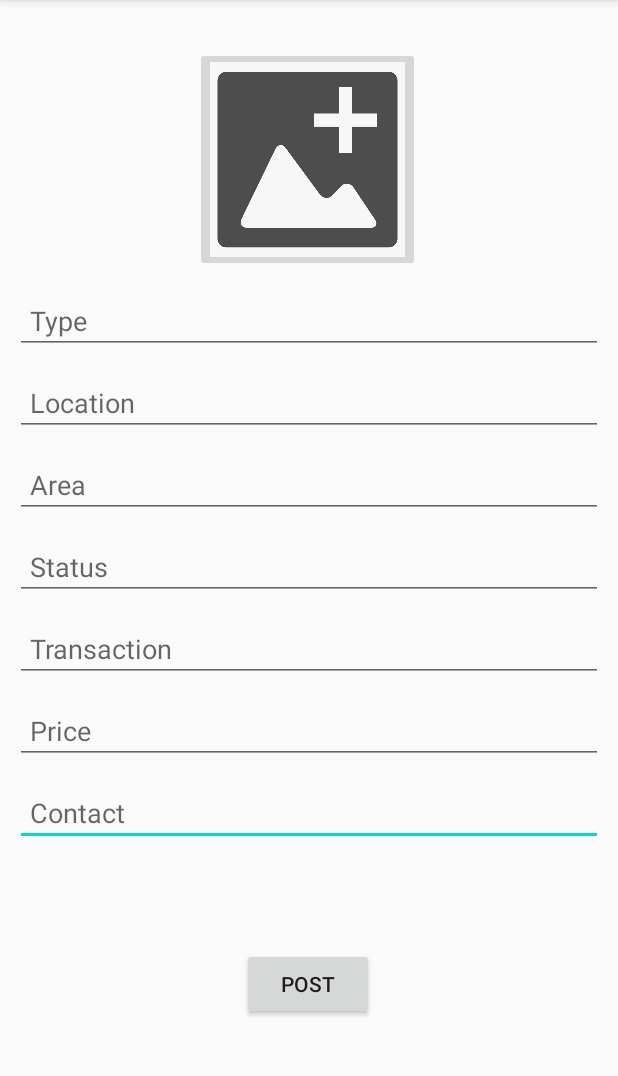
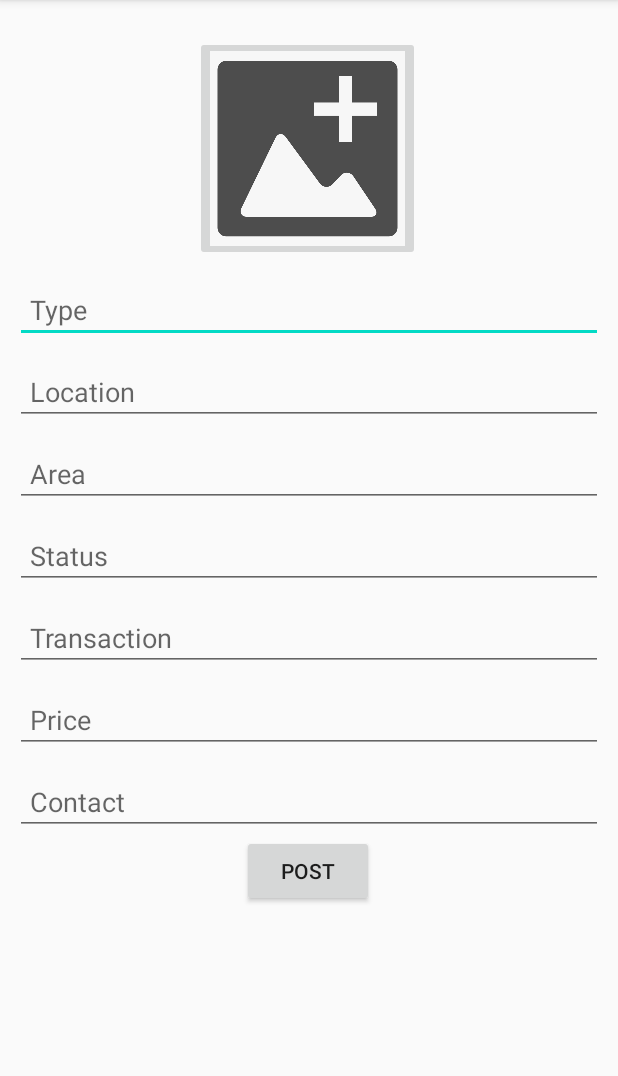
Before and after one commit to kirito04/Real-Estate, an Android app: the AddPropertyAdminActivity screen opened directly, with no data from a screen before it, on a phone screen of 412 x 824 dp, the part 84-1160 px from its top. Run offline under Robolectric (Android 15) with nearby library versions, the phone set to English and light mode, and no system bars; our stand-ins replace Firebase (no records; nobody signed in at launch, a user with empty details on screens opened directly).

```diff
--- a/app/src/main/java/com/example/realestate/Activities/AddPropertyAdminActivity.java
+++ b/app/src/main/java/com/example/realestate/Activities/AddPropertyAdminActivity.java
@@ -128,6 +128,7 @@ public class AddPropertyAdminActivity extends AppCompatActivity {
                     Log.d("AddProp","details posted to database");
 
                     startActivity(new Intent(AddPropertyAdminActivity.this,DetailAdminActivity.class));
+                    finish();
                 }
             });
         }else{
--- a/app/src/main/java/com/example/realestate/Activities/DetailAdminActivity.java
+++ b/app/src/main/java/com/example/realestate/Activities/DetailAdminActivity.java
@@ -86,7 +86,6 @@ public class DetailAdminActivity extends AppCompatActivity {
             case R.id.action_AddProperty:
                 Log.d("MENU DEBUG","Add Property Clicked");
                 startActivity(new Intent(DetailAdminActivity.this,AddPropertyAdminActivity.class));
-                finish();
                 break;
         }
         return super.onOptionsItemSelected(item);
--- a/app/src/main/java/com/example/realestate/Constants/Constants.java
+++ b/app/src/main/java/com/example/realestate/Constants/Constants.java
@@ -4,5 +4,6 @@ public class Constants {
 
     public static String userDatabaseRef = "Registered Users";
     public static String addedPropertiesRef = "AddedProperties";
+    public static String addedImageRef = "Property_images";
 
 }
--- a/app/src/main/res/layout/activity_add_property_admin.xml
+++ b/app/src/main/res/layout/activity_add_property_admin.xml
@@ -5,6 +5,18 @@
     android:layout_width="match_parent"
     android:layout_height="match_parent"
     tools:context=".Activities.AddPropertyAdminActivity">
+
+    <ScrollView
+        android:layout_width="match_parent"
+        android:layout_height="match_parent"
+        app:layout_constraintBottom_toBottomOf="parent"
+        app:layout_constraintEnd_toEndOf="parent"
+        app:layout_constraintStart_toStartOf="parent"
+        app:layout_constraintTop_toTopOf="parent">
+
+        <androidx.constraintlayout.widget.ConstraintLayout
+            android:layout_width="match_parent"
+            android:layout_height="match_parent">
 
             <EditText
                 android:id="@+id/addPropContact"
@@ -127,13 +139,13 @@
                 android:id="@+id/addPropPostButton"
                 android:layout_width="wrap_content"
                 android:layout_height="wrap_content"
+                android:layout_marginBottom="20dp"
                 android:text="Post"
                 app:layout_constraintBottom_toBottomOf="parent"
-        app:layout_constraintTop_toBottomOf="@id/addPropContact"
                 app:layout_constraintEnd_toEndOf="parent"
                 app:layout_constraintHorizontal_bias="0.498"
-        android:layout_marginBottom="20dp"
-        app:layout_constraintStart_toStartOf="parent" />
+                app:layout_constraintStart_toStartOf="parent"
+                app:layout_constraintTop_toBottomOf="@id/addPropContact" />
 
             <ImageButton
                 android:id="@+id/addPropImage"
@@ -151,6 +163,11 @@
                 app:layout_constraintVertical_bias="0.051" />
             <!--tools:srcCompat="@tools:sample/avatars" -->
 
+        </androidx.constraintlayout.widget.ConstraintLayout>
+
+    </ScrollView>
+
+
 
 
 </androidx.constraintlayout.widget.ConstraintLayout>
```
Also changed, not shown: app/src/main/java/com/example/realestate/Utils/MyAdapter.java (+56 -1 lines), app/src/main/res/layout/detail_card.xml (+23 -8 lines). Lines whose indentation alone changed are shown as unchanged.
